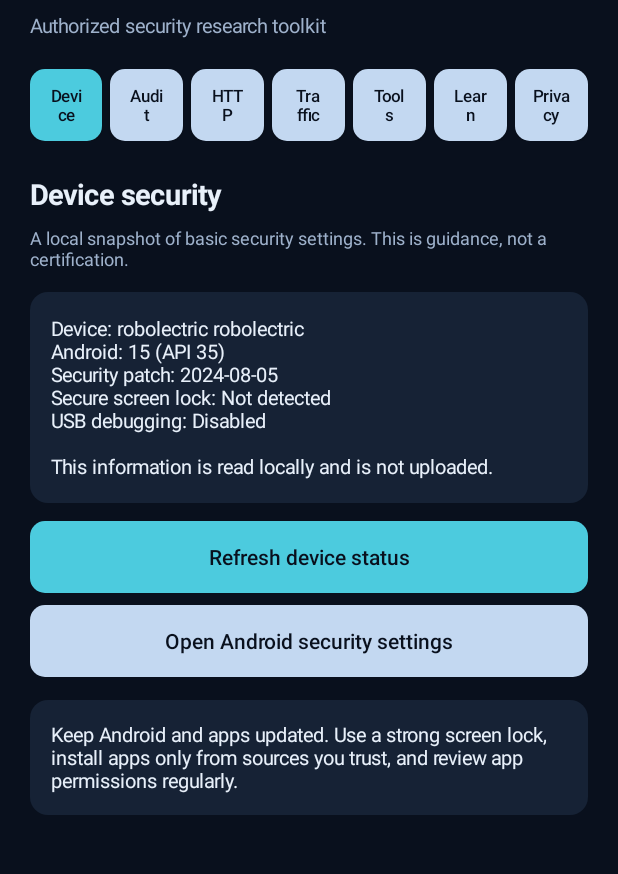
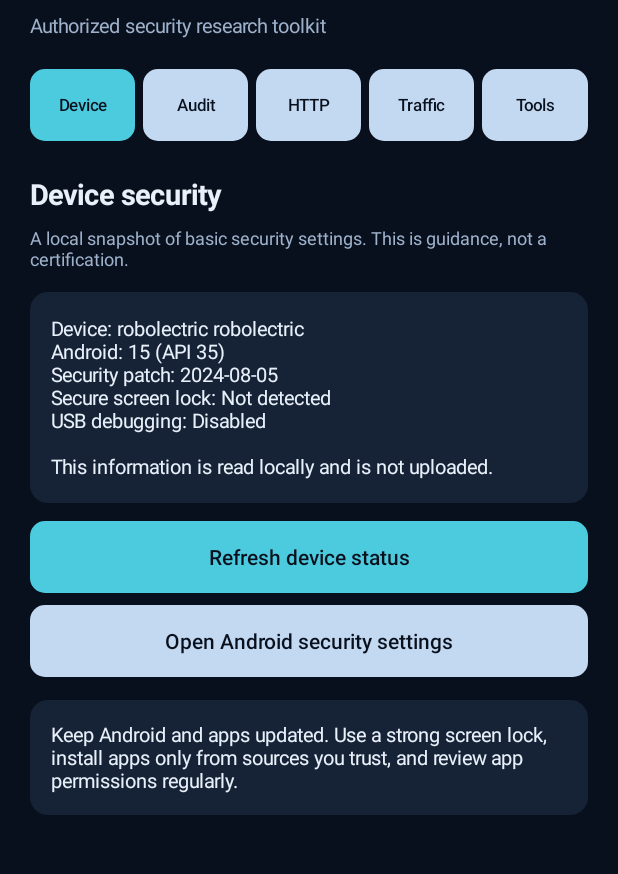
Before and after one commit to salweprakhar/Redmi-Bug-Hunter, an Android app: the screen it shows after launch (MainActivity), on a phone screen of 412 x 824 dp, the part 98-972 px from its top. Run offline under Robolectric (Android 15) with nearby library versions, the phone set to English and light mode, and no system bars.

Commit message:
sixth commit

```diff
--- a/app/src/main/java/dev/redmi/bughunter/MainActivity.java
+++ b/app/src/main/java/dev/redmi/bughunter/MainActivity.java
@@ -11,7 +11,6 @@ import android.content.ActivityNotFoundException;
 import android.content.ClipData;
 import android.content.ClipboardManager;
 import android.content.Intent;
-import android.net.Uri;
 import android.provider.Settings;
 import android.view.Gravity;
 import android.view.View;
@@ -104,7 +103,7 @@ public class MainActivity extends Activity {
         place(root,label("REDMI BUG HUNTER",23,CYAN,true),4);
         place(root,label("Authorized security research toolkit",13,MUTED,false),8);
         LinearLayout navigation=new LinearLayout(this);navigation.setOrientation(LinearLayout.HORIZONTAL);
-        String[] names={"Device","Audit","HTTP","Traffic","Tools","Learn","Privacy"};
+        String[] names={"Device","Audit","HTTP","Traffic","Tools"};
         navigationButtons=new Button[names.length];
         for(int i=0;i<names.length;i++){
             final int page=i;Button item=button(names[i],i==0?CYAN:Color.rgb(195,216,241));
@@ -113,7 +112,7 @@ public class MainActivity extends Activity {
             item.setOnClickListener(v->showPage(page));
         }
         place(root,navigation,20);
-        pages=new LinearLayout[]{createDevicePage(),createAuditPage(),createWorkbenchPage(),createTrafficPage(),createUtilityPage(),createLearningPage(),createPrivacyPage()};
+        pages=new LinearLayout[]{createDevicePage(),createAuditPage(),createWorkbenchPage(),createTrafficPage(),createUtilityPage()};
         for(LinearLayout page:pages)place(root,page,18);
         showPage(0);
     }
@@ -164,16 +163,6 @@ public class MainActivity extends Activity {
         shareButton=button("Share JSON report",Color.rgb(195,216,241));shareButton.setEnabled(false);place(page,shareButton,13);
         place(page,label("Informational checks only; verify findings manually. No brute force, exploit delivery, or credential collection.",12,MUTED,false),16);
         runButton.setOnClickListener(v->scan());shareButton.setOnClickListener(v->share());
-        return page;
-    }
-    private LinearLayout createLearningPage(){
-        LinearLayout page=column();
-        place(page,label("Security basics",19,WHITE,true),4);
-        place(page,label("Offline learning cards. Use these to improve systems you own or are authorized to manage.",12,MUTED,false),8);
-        place(page,infoCard("HTTPS and certificates\nHTTPS encrypts a connection in transit and helps authenticate the server. A valid certificate does not prove that a site is safe or free of vulnerabilities."),14);
-        place(page,infoCard("Security headers\nHeaders such as Content-Security-Policy and X-Content-Type-Options can reduce certain browser risks. Their absence is a prompt for review, not proof of an exploitable flaw."),10);
-        place(page,infoCard("Cookies\nSecure, HttpOnly, and SameSite attributes can reduce exposure in common situations. Review each cookie in its application context; some cookies have different intended uses."),10);
-        place(page,infoCard("Responsible testing\nGet written permission, agree on scope and timing, use test accounts where possible, minimize traffic, stop if unexpected impact occurs, and report findings privately to the owner."),10);
         return page;
     }
     private LinearLayout createWorkbenchPage(){
@@ -385,18 +374,6 @@ public class MainActivity extends Activity {
         ClipboardManager clipboard=(ClipboardManager)getSystemService(CLIPBOARD_SERVICE);
         if(clipboard!=null){clipboard.setPrimaryClip(ClipData.newPlainText("Redmi Bug Hunter output",utilityResult));Toast.makeText(this,"Output copied.",Toast.LENGTH_SHORT).show();}
     }
-    private LinearLayout createPrivacyPage(){
-        LinearLayout page=column();
-        place(page,label("Privacy controls",19,WHITE,true),4);
-        place(page,label("Open Android settings to review permissions and privacy controls. This app does not collect device details.",12,MUTED,false),8);
-        Button permissions=button("Review this app's permissions",CYAN);place(page,permissions,14);
-        permissions.setOnClickListener(v->openSettings(new Intent(Settings.ACTION_APPLICATION_DETAILS_SETTINGS,
-                Uri.parse("package:"+getPackageName()))));
-        Button dashboard=button("Open Android privacy settings",Color.rgb(195,216,241));place(page,dashboard,8);
-        dashboard.setOnClickListener(v->openSettings(new Intent(Settings.ACTION_PRIVACY_SETTINGS)));
-        place(page,infoCard("Review location, camera, microphone, contacts, and nearby-device access for apps that need them. Revoke permissions that are no longer necessary."),15);
-        return page;
-    }
     private TextView infoCard(String text){
         TextView card=label(text,13,WHITE,false);card.setPadding(dp(14),dp(14),dp(14),dp(14));card.setBackground(background(PANEL,12));return card;
     }
```
Also changed, not shown: 1 other file.
